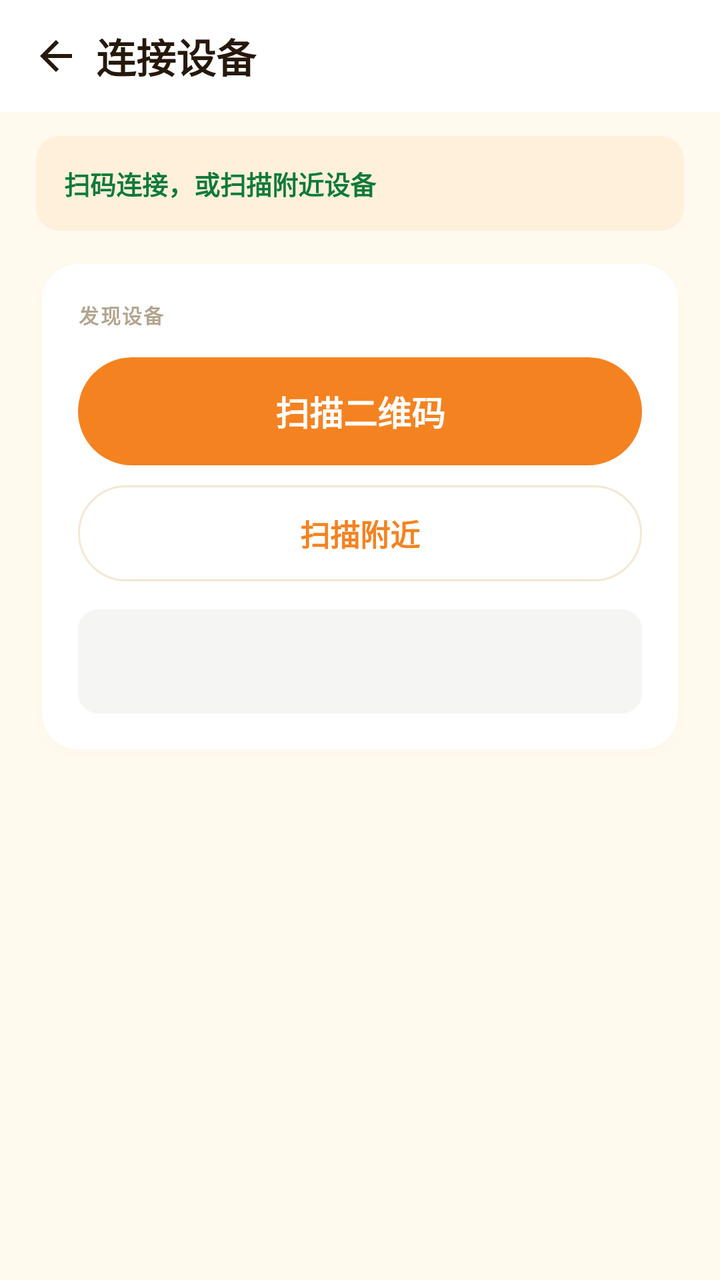
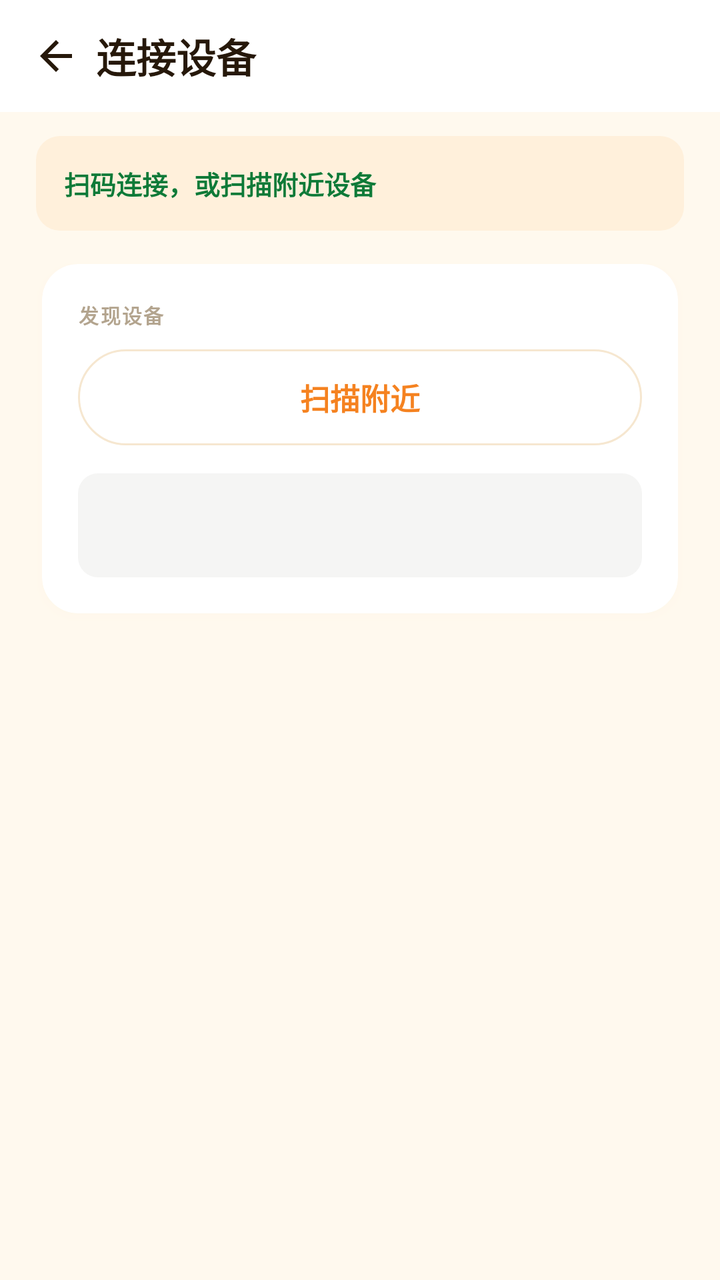

Compare the two renders of this Android layout. The source of the first and the diff that turns it into the second are given below.
<!-- AndroidManifest.xml: application theme Theme.SmartNa -->
<!-- res/layout/activity_ego_net_device_found.xml -->
<?xml version="1.0" encoding="utf-8"?>
<LinearLayout xmlns:android="http://schemas.android.com/apk/res/android"
    android:layout_width="match_parent"
    android:layout_height="match_parent"
    android:background="@color/bg_page"
    android:orientation="vertical">

    <LinearLayout
        android:layout_width="match_parent"
        android:layout_height="wrap_content"
        android:background="@color/card_white"
        android:gravity="center_vertical"
        android:orientation="horizontal"
        android:paddingStart="8dp"
        android:paddingTop="8dp"
        android:paddingEnd="8dp"
        android:paddingBottom="8dp">

        <ImageView
            android:id="@+id/btnBack"
            android:layout_width="40dp"
            android:layout_height="40dp"
            android:contentDescription="@string/hall_back"
            android:padding="8dp"
            android:src="@drawable/ic_back" />

        <TextView
            android:layout_width="0dp"
            android:layout_height="wrap_content"
            android:layout_weight="1"
            android:text="@string/ego_found_title"
            android:textColor="@color/text_primary"
            android:textSize="20sp"
            android:textStyle="bold" />
    </LinearLayout>

    <androidx.core.widget.NestedScrollView
        android:layout_width="match_parent"
        android:layout_height="0dp"
        android:layout_weight="1"
        android:clipChildren="false"
        android:clipToPadding="false"
        android:fillViewport="true"
        android:overScrollMode="never"
        android:paddingStart="18dp"
        android:paddingTop="12dp"
        android:paddingEnd="18dp"
        android:paddingBottom="24dp">

        <LinearLayout
            android:layout_width="match_parent"
            android:layout_height="wrap_content"
            android:clipChildren="false"
            android:orientation="vertical">

            <TextView
                android:id="@+id/tv_status"
                android:layout_width="match_parent"
                android:layout_height="wrap_content"
                android:background="@drawable/bg_status_banner"
                android:padding="14dp"
                android:text="@string/ego_found_status_idle"
                android:textColor="@color/money_green_deep"
                android:textSize="13sp"
                android:textStyle="bold" />

            <com.google.android.material.card.MaterialCardView
                style="@style/Widget.SmartNa.Card"
                android:layout_width="match_parent"
                android:layout_height="wrap_content"
                android:layout_marginTop="12dp">

                <LinearLayout
                    android:layout_width="match_parent"
                    android:layout_height="wrap_content"
                    android:orientation="vertical"
                    android:padding="18dp">

                    <TextView
                        android:layout_width="wrap_content"
                        android:layout_height="wrap_content"
                        android:letterSpacing="0.08"
                        android:text="@string/ego_found_section_device"
                        android:textAllCaps="true"
                        android:textColor="@color/text_tertiary"
                        android:textSize="10sp"
                        android:textStyle="bold" />

                    <TextView
                        android:id="@+id/btn_scan_qr"
                        android:layout_width="match_parent"
                        android:layout_height="54dp"
                        android:layout_marginTop="14dp"
                        android:background="@drawable/bg_btn_primary"
                        android:clickable="true"
                        android:focusable="true"
                        android:gravity="center"
                        android:text="@string/ego_found_scan_qr"
                        android:textColor="@color/white"
                        android:textSize="17sp"
                        android:textStyle="bold" />

                    <TextView
                        android:id="@+id/btn_scan"
                        android:layout_width="match_parent"
                        android:layout_height="48dp"
                        android:layout_marginTop="10dp"
                        android:background="@drawable/bg_btn_outline"
                        android:clickable="true"
                        android:focusable="true"
                        android:gravity="center"
                        android:text="@string/ego_found_scan_ble"
                        android:textColor="@color/brand_primary"
                        android:textSize="15sp"
                        android:textStyle="bold" />

                    <Spinner
                        android:id="@+id/spinner_devices"
                        android:layout_width="match_parent"
                        android:layout_height="52dp"
                        android:layout_marginTop="14dp"
                        android:background="@drawable/bg_input"
                        android:paddingStart="4dp"
                        android:paddingEnd="8dp"
                        android:spinnerMode="dropdown" />

                    <TextView
                        android:id="@+id/btn_connect"
                        android:layout_width="match_parent"
                        android:layout_height="54dp"
                        android:layout_marginTop="14dp"
                        android:background="@drawable/bg_btn_primary"
                        android:clickable="true"
                        android:focusable="true"
                        android:gravity="center"
                        android:text="@string/ego_found_connect"
                        android:textColor="@color/white"
                        android:textSize="17sp"
                        android:textStyle="bold"
                        android:visibility="gone" />
                </LinearLayout>
            </com.google.android.material.card.MaterialCardView>

            <com.google.android.material.card.MaterialCardView
                android:id="@+id/section_wifi"
                style="@style/Widget.SmartNa.Card"
                android:layout_width="match_parent"
                android:layout_height="wrap_content"
                android:layout_marginTop="12dp"
                android:visibility="gone">

                <LinearLayout
                    android:layout_width="match_parent"
                    android:layout_height="wrap_content"
                    android:orientation="vertical"
                    android:padding="18dp">

                    <TextView
                        android:layout_width="wrap_content"
                        android:layout_height="wrap_content"
                        android:letterSpacing="0.08"
                        android:text="@string/ego_found_section_wifi"
                        android:textAllCaps="true"
                        android:textColor="@color/text_tertiary"
                        android:textSize="10sp"
                        android:textStyle="bold" />

                    <EditText
                        android:id="@+id/et_wifi_ssid"
                        android:layout_width="match_parent"
                        android:layout_height="52dp"
                        android:layout_marginTop="12dp"
                        android:background="@drawable/bg_input"
                        android:hint="@string/ego_found_ssid"
                        android:importantForAutofill="no"
                        android:inputType="textVisiblePassword"
                        android:paddingStart="14dp"
                        android:paddingEnd="14dp"
                        android:singleLine="true"
                        android:textColor="@color/text_primary"
                        android:textColorHint="@color/text_tertiary"
                        android:textSize="14sp" />

                    <EditText
                        android:id="@+id/et_wifi_password"
                        android:layout_width="match_parent"
                        android:layout_height="52dp"
                        android:layout_marginTop="8dp"
                        android:background="@drawable/bg_input"
                        android:hint="@string/ego_found_password"
                        android:importantForAutofill="no"
                        android:inputType="textPassword"
                        android:paddingStart="14dp"
                        android:paddingEnd="14dp"
                        android:singleLine="true"
                        android:textColor="@color/text_primary"
                        android:textColorHint="@color/text_tertiary"
                        android:textSize="14sp" />

                    <CheckBox
                        android:id="@+id/cb_show_password"
                        android:layout_width="wrap_content"
                        android:layout_height="wrap_content"
                        android:layout_marginTop="4dp"
                        android:buttonTint="@color/brand_primary"
                        android:text="@string/ego_found_show_password"
                        android:textColor="@color/text_secondary"
                        android:textSize="13sp" />

                    <TextView
                        android:id="@+id/btn_config_wifi"
                        android:layout_width="match_parent"
                        android:layout_height="54dp"
                        android:layout_marginTop="10dp"
                        android:background="@drawable/bg_btn_primary"
                        android:clickable="true"
                        android:focusable="true"
                        android:gravity="center"
                        android:text="@string/ego_found_config_wifi"
                        android:textColor="@color/white"
                        android:textSize="17sp"
                        android:textStyle="bold" />
                </LinearLayout>
            </com.google.android.material.card.MaterialCardView>

            <com.google.android.material.card.MaterialCardView
                android:id="@+id/section_ip"
                style="@style/Widget.SmartNa.Card"
                android:layout_width="match_parent"
                android:layout_height="wrap_content"
                android:layout_marginTop="12dp"
                android:visibility="gone">

                <LinearLayout
                    android:layout_width="match_parent"
                    android:layout_height="wrap_content"
                    android:orientation="vertical"
                    android:padding="18dp">

                    <TextView
                        android:layout_width="wrap_content"
                        android:layout_height="wrap_content"
                        android:letterSpacing="0.08"
                        android:text="@string/ego_found_section_ip"
                        android:textAllCaps="true"
                        android:textColor="@color/text_tertiary"
                        android:textSize="10sp"
                        android:textStyle="bold" />

                    <TextView
                        android:id="@+id/tv_ip_result"
                        android:layout_width="match_parent"
                        android:layout_height="72dp"
                        android:layout_marginTop="12dp"
                        android:background="@drawable/bg_ip_result"
                        android:gravity="center"
                        android:text="@string/ego_found_ip_placeholder"
                        android:textColor="@color/money_green_deep"
                        android:textSize="26sp"
                        android:textStyle="bold" />

                    <TextView
                        android:id="@+id/btn_request_ip"
                        android:layout_width="match_parent"
                        android:layout_height="54dp"
                        android:layout_marginTop="12dp"
                        android:background="@drawable/bg_btn_primary"
                        android:clickable="true"
                        android:focusable="true"
                        android:gravity="center"
                        android:text="@string/ego_found_query_ip"
                        android:textColor="@color/white"
                        android:textSize="17sp"
                        android:textStyle="bold" />

                    <TextView
                        android:id="@+id/btn_start_stream"
                        android:layout_width="match_parent"
                        android:layout_height="54dp"
                        android:layout_marginTop="10dp"
                        android:background="@drawable/bg_btn_ghost"
                        android:clickable="true"
                        android:focusable="true"
                        android:gravity="center"
                        android:text="@string/ego_found_start_preview"
                        android:textColor="@color/brand_primary_active"
                        android:textSize="17sp"
                        android:textStyle="bold"
                        android:visibility="gone" />
                </LinearLayout>
            </com.google.android.material.card.MaterialCardView>

            <TextView
                android:id="@+id/btn_disconnect"
                android:layout_width="match_parent"
                android:layout_height="48dp"
                android:layout_marginTop="16dp"
                android:background="@drawable/bg_btn_ghost"
                android:clickable="true"
                android:focusable="true"
                android:gravity="center"
                android:text="@string/device_disconnect"
                android:textColor="@color/error"
                android:textSize="15sp"
                android:textStyle="bold"
                android:visibility="gone" />
        </LinearLayout>
    </androidx.core.widget.NestedScrollView>
</LinearLayout>
<!-- resources referenced by this layout -->
<resources>
  <color name="bg_page">#FFF9EE</color>
  <color name="brand_primary">#F58220</color>
  <color name="brand_primary_active">#C05A00</color>
  <color name="card_white">@color/surface_card</color>
  <color name="error">#DC2626</color>
  <color name="money_green_deep">#0E7A38</color>
  <color name="text_primary">#26180A</color>
  <color name="text_secondary">#7A6A55</color>
  <color name="text_tertiary">#B3A48E</color>
  <color name="white">#FFFFFFFF</color>
  <!-- drawable bg_btn_ghost (drawable) -->
  <?xml version="1.0" encoding="utf-8"?>
  <shape xmlns:android="http://schemas.android.com/apk/res/android">
      <solid android:color="@color/brand_soft" />
      <corners android:radius="27dp" />
  </shape>
  <!-- drawable bg_btn_outline (drawable) -->
  <?xml version="1.0" encoding="utf-8"?>
  <shape xmlns:android="http://schemas.android.com/apk/res/android">
      <solid android:color="@color/card_white" />
      <corners android:radius="50dp" />
      <stroke android:width="1dp" android:color="@color/divider_gray" />
  </shape>
  <!-- drawable bg_btn_primary (drawable) -->
  <?xml version="1.0" encoding="utf-8"?>
  <shape xmlns:android="http://schemas.android.com/apk/res/android">
      <solid android:color="@color/brand_primary" />
      <corners android:radius="27dp" />
  </shape>
  <!-- drawable bg_input (drawable) -->
  <?xml version="1.0" encoding="utf-8"?>
  <shape xmlns:android="http://schemas.android.com/apk/res/android">
      <solid android:color="@color/input_gray" />
      <corners android:radius="10dp" />
  </shape>
  <!-- drawable bg_ip_result (drawable) -->
  <?xml version="1.0" encoding="utf-8"?>
  <shape xmlns:android="http://schemas.android.com/apk/res/android">
      <solid android:color="@color/money_green_soft" />
      <corners android:radius="16dp" />
  </shape>
  <!-- drawable bg_status_banner (drawable) -->
  <?xml version="1.0" encoding="utf-8"?>
  <shape xmlns:android="http://schemas.android.com/apk/res/android">
      <solid android:color="@color/brand_soft" />
      <corners android:radius="12dp" />
  </shape>
  <!-- drawable ic_back (drawable) -->
  <?xml version="1.0" encoding="utf-8"?>
  <vector xmlns:android="http://schemas.android.com/apk/res/android"
      android:width="24dp"
      android:height="24dp"
      android:viewportWidth="24"
      android:viewportHeight="24">
      <path
          android:fillColor="@color/text_dark"
          android:pathData="M20,11H7.83l5.59,-5.59L12,4l-8,8 8,8 1.41,-1.41L7.83,13H20v-2z" />
  </vector>
  <string name="device_disconnect">断开连接</string>
  <string name="ego_found_config_wifi">配置 Wi-Fi</string>
  <string name="ego_found_connect">连接设备</string>
  <string name="ego_found_ip_placeholder">--</string>
  <string name="ego_found_password">密码</string>
  <string name="ego_found_query_ip">查询设备 IP</string>
  <string name="ego_found_scan_ble">扫描附近</string>
  <string name="ego_found_scan_qr">扫描二维码</string>
  <string name="ego_found_section_device">发现设备</string>
  <string name="ego_found_section_ip">设备 IP</string>
  <string name="ego_found_section_wifi">Wi-Fi 配置</string>
  <string name="ego_found_show_password">显示密码</string>
  <string name="ego_found_ssid">Wi-Fi 名称</string>
  <string name="ego_found_start_preview">开始预览</string>
  <string name="ego_found_status_idle">扫码连接，或扫描附近设备</string>
  <string name="ego_found_title">连接设备</string>
  <string name="hall_back">返回</string>
  <color name="surface_card">#FFFFFF</color>
  <color name="brand_soft">#FFF0DB</color>
  <color name="divider_gray">@color/border_default</color>
  <color name="input_gray">@color/surface_muted</color>
  <color name="money_green_soft">#EAF7EF</color>
  <color name="text_dark">@color/text_primary</color>
  <color name="border_default">#F6E7D0</color>
  <color name="surface_muted">#F5F5F4</color>
  <!-- unchanged entries left out for length: 3 -->
</resources>

<!-- the commit's change to res/layout/activity_ego_net_device_found.xml (unified diff, before → after) -->
@@ -95,6 +95,7 @@
                         android:clickable="true"
                         android:focusable="true"
                         android:gravity="center"
+                        android:visibility="gone"
                         android:text="@string/ego_found_scan_qr"
                         android:textColor="@color/white"
                         android:textSize="17sp"
